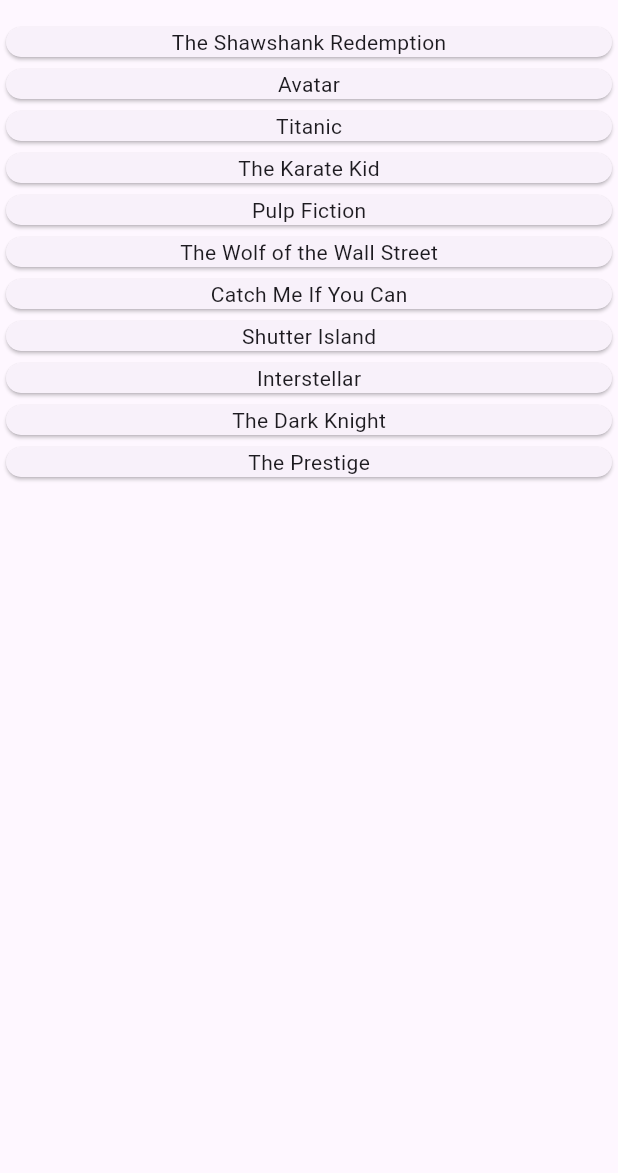
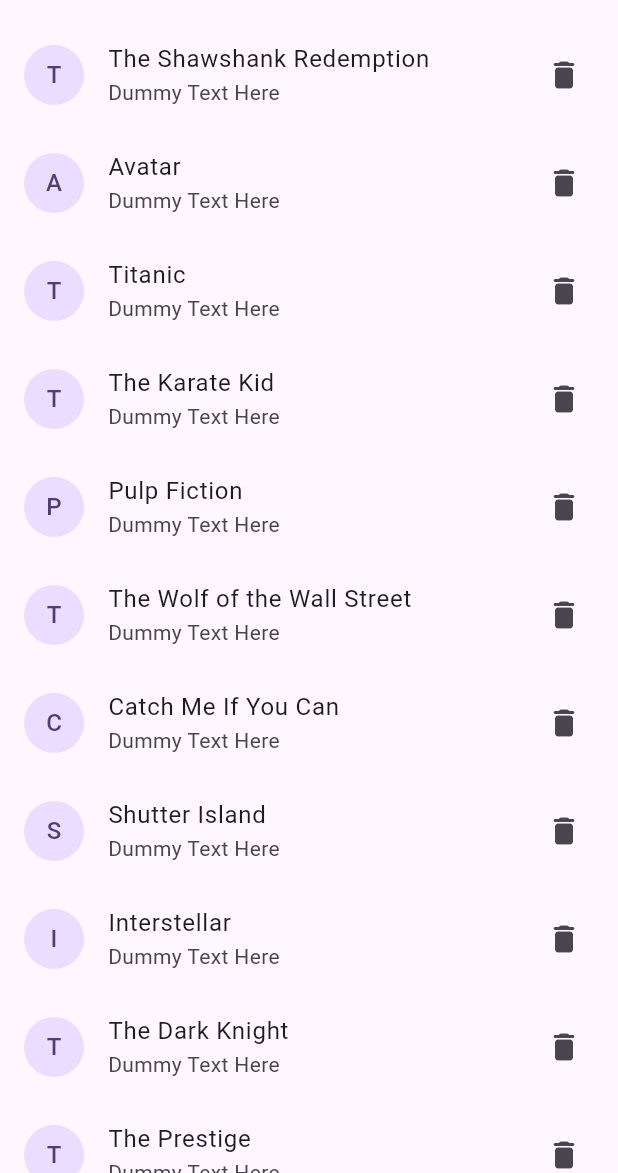
Before and after one commit to jenn-jk/movieApp, a Flutter app: the screen it shows after launch, on a phone screen of 412 x 824 dp, the part 63-1236 px from its top. Run offline on Flutter 3.47's test engine with Material 3 defaults, Android fonts, the phone set to English and light mode, and no system bars.

Commit message:
ListTitle layout for movies

```diff
--- a/lib/main.dart
+++ b/lib/main.dart
@@ -46,7 +46,12 @@ class _HomeState extends State<Home> {
         child: ListView.builder(
           itemCount: movies.length,
           itemBuilder: (context, index) {
-            return Card(child: Center(child: Text(movies[index])));
+            return ListTile(
+              title: Text(movies[index]),
+              subtitle: Text("Dummy Text Here"),
+              trailing: Icon(Icons.delete_rounded),
+              leading: CircleAvatar(child: Text(movies[index][0])),
+            );
           },
         ),
       ),
```
